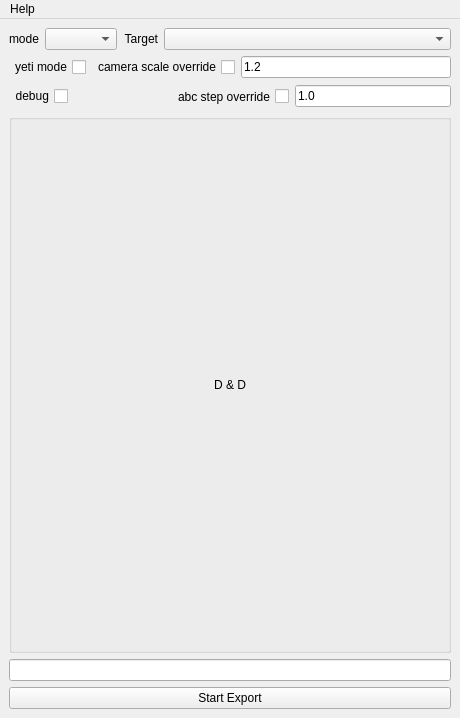
Qt form pycode/gui.ui (yocineman/charaExporter) before a commit.
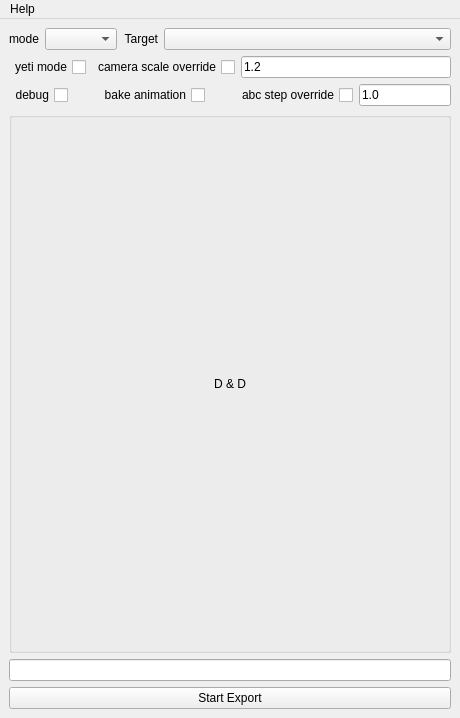
The same form after that commit.

Patch:
```diff
--- a/pycode/gui.ui
+++ b/pycode/gui.ui
@@ -102,6 +102,42 @@
         </property>
        </widget>
       </item>
+      <item>
+       <spacer name="horizontalSpacer">
+        <property name="orientation">
+         <enum>Qt::Horizontal</enum>
+        </property>
+        <property name="sizeHint" stdset="0">
+         <size>
+          <width>40</width>
+          <height>20</height>
+         </size>
+        </property>
+       </spacer>
+      </item>
+      <item>
+       <widget class="QCheckBox" name="bakeAnim_CheckBox">
+        <property name="layoutDirection">
+         <enum>Qt::RightToLeft</enum>
+        </property>
+        <property name="text">
+         <string>bake animation</string>
+        </property>
+       </widget>
+      </item>
+      <item>
+       <spacer name="horizontalSpacer_2">
+        <property name="orientation">
+         <enum>Qt::Horizontal</enum>
+        </property>
+        <property name="sizeHint" stdset="0">
+         <size>
+          <width>40</width>
+          <height>20</height>
+         </size>
+        </property>
+       </spacer>
+      </item>
       <item>
        <widget class="QCheckBox" name="stepValue_CheckBox">
         <property name="enabled">
@@ -111,7 +147,7 @@
          <enum>Qt::RightToLeft</enum>
         </property>
         <property name="text">
-         <string>                  　　    abc step override</string>
+         <string>abc step override</string>
         </property>
        </widget>
       </item>
```
